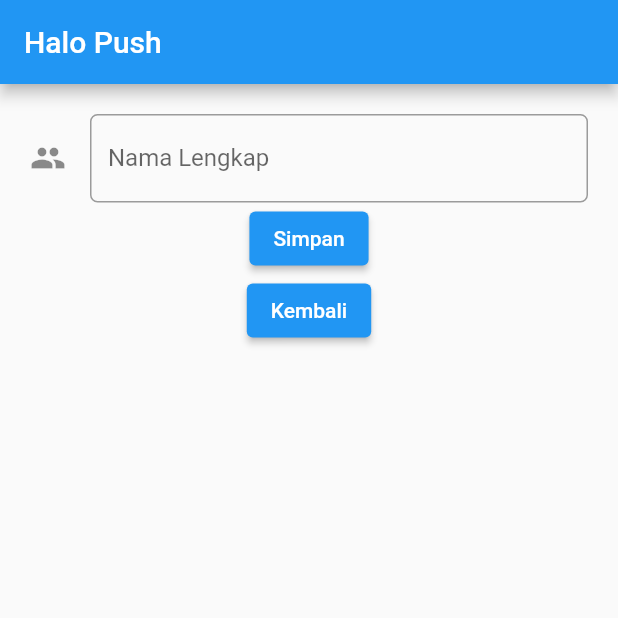
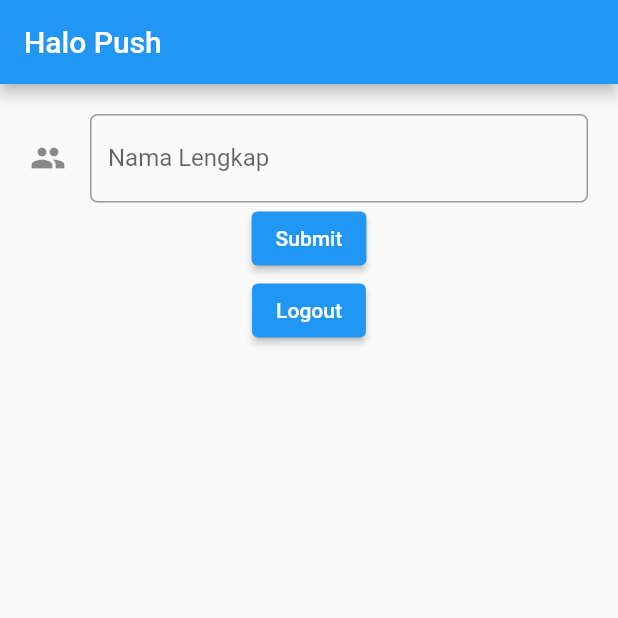
Before and after one commit to williamtheodorus/promob_72190339, a Flutter app: the Flutter2 screen opened directly, on a phone screen of 412 x 824 dp, the top half of it. Run offline on Flutter 3.47's test engine with Material 2 defaults, Android fonts, the phone set to English and light mode, and no system bars; our stand-ins replace shared_preferences; accounts and stored records are empty.

Commit message:
SELESAI MODUL FLUTTER NAVIGASI DAN PREFERENCE

```diff
--- a/lib/flutter2.dart
+++ b/lib/flutter2.dart
@@ -44,7 +44,7 @@ class _Flutter2 extends State<Flutter2> {
                 style: ElevatedButton.styleFrom(
                   primary: Colors.blue,
                 ),
-                child: Text('Simpan'),
+                child: Text('Submit'),
                 onPressed: () {
                   if(_formKey.currentState!.validate()) {}
                 },
@@ -53,7 +53,7 @@ class _Flutter2 extends State<Flutter2> {
                 style: ElevatedButton.styleFrom(
                   primary: Colors.blue,
                 ),
-                child: Text('Kembali'),
+                child: Text('Logout'),
                 onPressed: () async {
                   SharedPreferences pref = await SharedPreferences.getInstance();
                   await pref.setInt("is_login", 0);
```
Also changed, not shown: 1 other file.
